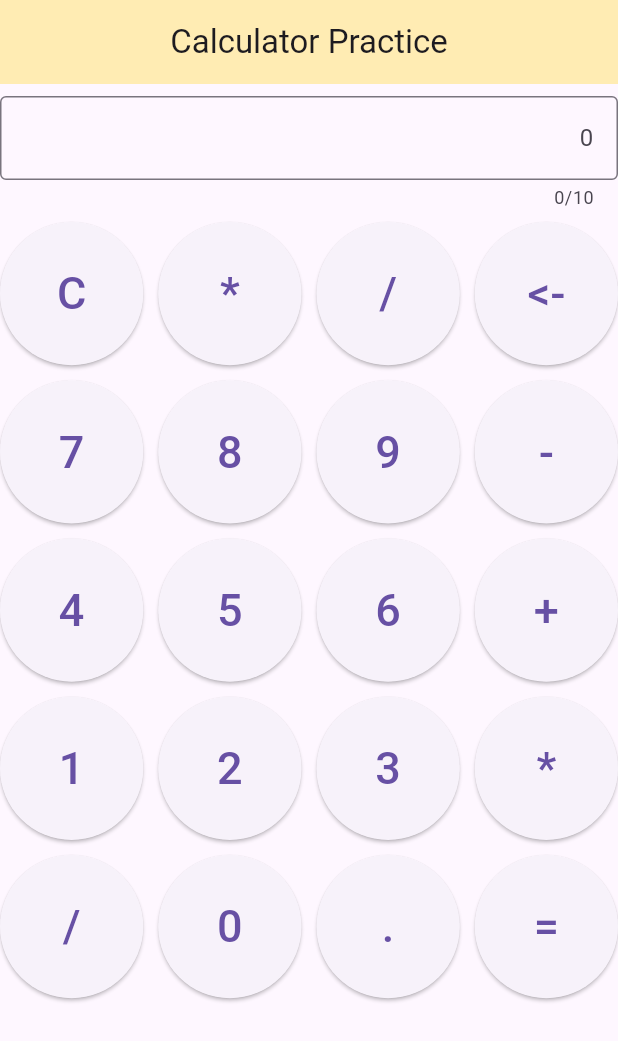
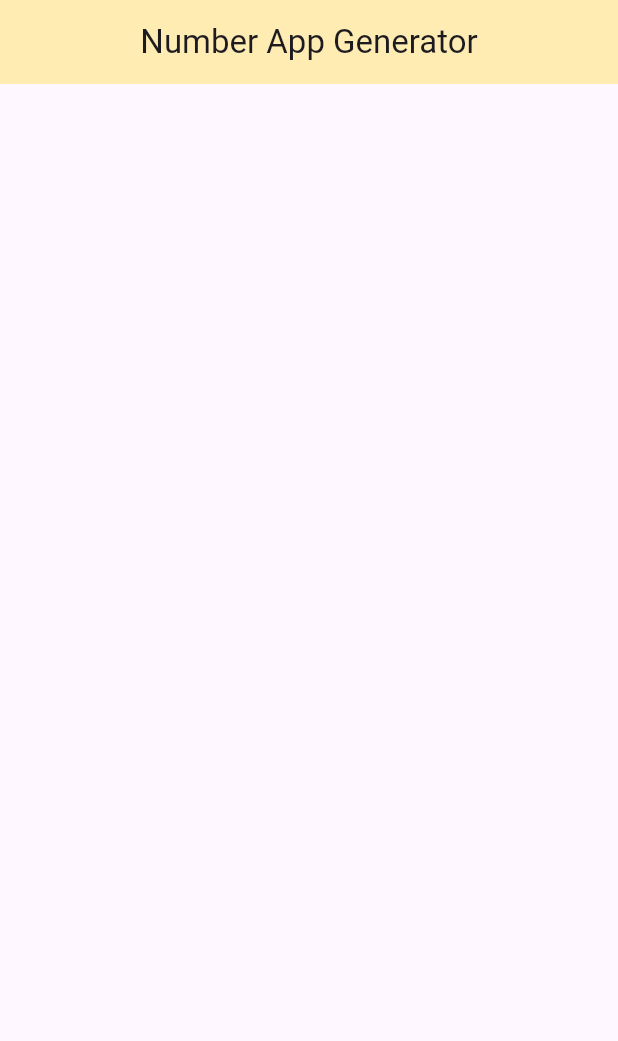
Before and after one commit to adarshrwl/flutter_class_work, a Flutter app: the screen it shows after launch, on a phone screen of 412 x 824 dp. Shown: the top 1041 px of the screen. Run offline on Flutter 3.47's test engine with Material 3 defaults, Android fonts, the phone set to English and light mode, and no system bars.

Commit message:
started working with the number calculator task

```diff
--- a/lib/app/app.dart
+++ b/lib/app/app.dart
@@ -1,5 +1,6 @@
 import 'package:flutter/material.dart';
 import 'package:flutter_application/screen/calculator.dart';
+import 'package:flutter_application/screen/calculator_screen.dart';
 import 'package:flutter_application/screen/calculator_self.dart';
 import 'package:flutter_application/screen/circle_screen.dart';
 import 'package:flutter_application/screen/col.dart';
@@ -23,7 +24,7 @@ class App extends StatelessWidget {
   Widget build(BuildContext context) {
     return const MaterialApp(
       debugShowCheckedModeBanner: false,
-      home: CalculatorPractice(),
+      home: CalculatorScreen(),
     );
   }
 }
--- /dev/null
+++ b/lib/model/calculator_screen_model.dart
@@ -0,0 +1,13 @@
+class CalculatorScreen {
+  final int? first;
+  final int? second;
+
+  CalculatorScreen({
+    required this.first,
+    required this.second,
+  });
+
+  bool compare() {
+    return (first == second);
+  }
+}
--- a/lib/screen/calculator.dart
+++ b/lib/screen/calculator.dart
@@ -10,9 +10,6 @@ class Calculator extends StatefulWidget {
 
 class _CalculatorState extends State<Calculator> {
   final TextEditingController _numController = TextEditingController();
-  static const mybox = SizedBox(
-    height: 8,
-  );
   final List<String> lstOperatorNumber = [
     "C",
     "*",
--- /dev/null
+++ b/lib/screen/calculator_screen.dart
@@ -0,0 +1,20 @@
+import 'package:flutter/material.dart';
+
+class CalculatorScreen extends StatefulWidget {
+  const CalculatorScreen({super.key});
+
+  @override
+  State<CalculatorScreen> createState() => _CalculatorScreenState();
+}
+
+class _CalculatorScreenState extends State<CalculatorScreen> {
+  @override
+  Widget build(BuildContext context) {
+    return Scaffold(
+        appBar: AppBar(
+      title: const Text("Number App Generator"),
+      centerTitle: true,
+      backgroundColor: Colors.amber[100],
+    ));
+  }
+}
--- a/lib/screen/calculator_self.dart
+++ b/lib/screen/calculator_self.dart
@@ -71,8 +71,7 @@ class _CalculatorPracticeState extends State<CalculatorPractice> {
                 itemCount: lstOperatorNumber.length,
                 itemBuilder: (context, index) {
                   return ElevatedButton(
-                    onPressed: () {
-                    },
+                    onPressed: () {},
                     child: Text(
                       lstOperatorNumber[index],
                       style: const TextStyle(fontSize: 30),
```
